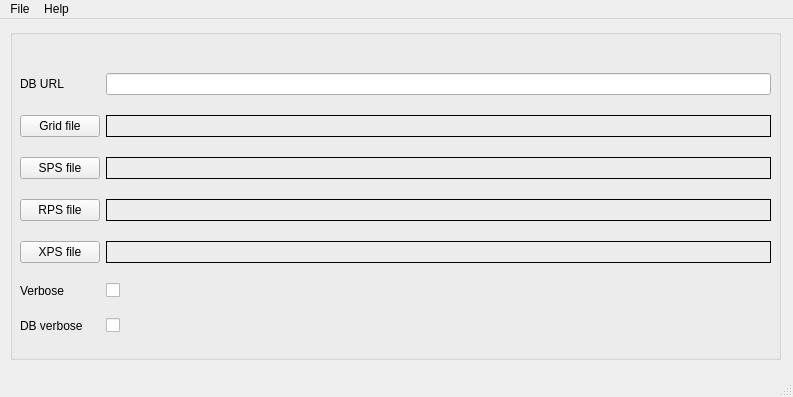
Above: ui/UIMainWindowForm.ui from mysiar/seismic-fold-calculation-ui before the change. Below: the same form after it.
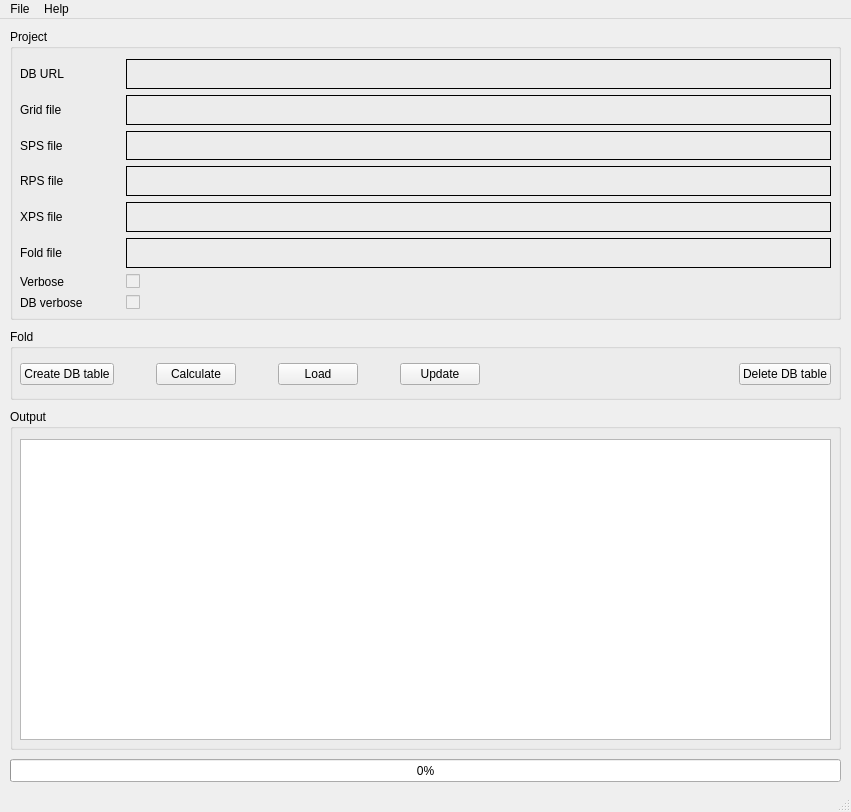
That is the form after the change. Icons and pictures are not drawn.

```diff
--- a/ui/UIMainWindowForm.ui
+++ b/ui/UIMainWindowForm.ui
@@ -6,8 +6,8 @@
    <rect>
     <x>0</x>
     <y>0</y>
-    <width>793</width>
-    <height>397</height>
+    <width>851</width>
+    <height>812</height>
    </rect>
   </property>
   <property name="windowTitle">
@@ -19,38 +19,42 @@
      <rect>
       <x>10</x>
       <y>10</y>
-      <width>771</width>
-      <height>331</height>
+      <width>831</width>
+      <height>291</height>
      </rect>
     </property>
-    <property name="font">
-     <font>
-      <weight>50</weight>
-      <bold>false</bold>
-     </font>
-    </property>
     <property name="title">
-     <string/>
+     <string>Project</string>
     </property>
-    <widget class="QWidget" name="gridLayoutWidget">
+    <widget class="QWidget" name="gridLayoutWidget_2">
      <property name="geometry">
       <rect>
        <x>10</x>
        <y>30</y>
-       <width>751</width>
-       <height>291</height>
+       <width>811</width>
+       <height>251</height>
       </rect>
      </property>
-     <layout class="QGridLayout" name="gridLayout">
-      <item row="0" column="0">
+     <layout class="QGridLayout" name="gridLayout_2">
+      <item row="3" column="2">
+       <widget class="QLabel" name="rps_file">
+        <property name="frameShape">
+         <enum>QFrame::Box</enum>
+        </property>
+        <property name="text">
+         <string/>
+        </property>
+       </widget>
+      </item>
+      <item row="1" column="0">
        <widget class="QLabel" name="label">
         <property name="text">
-         <string>DB URL</string>
+         <string>Grid file</string>
         </property>
        </widget>
       </item>
-      <item row="1" column="3">
-       <widget class="QLabel" name="grid_file">
+      <item row="0" column="2">
+       <widget class="QLabel" name="db_url">
         <property name="frameShape">
          <enum>QFrame::Box</enum>
         </property>
@@ -59,66 +63,75 @@
         </property>
        </widget>
       </item>
-      <item row="3" column="0">
-       <widget class="QPushButton" name="rps_file_btn">
-        <property name="text">
-         <string>RPS file</string>
-        </property>
-       </widget>
-      </item>
-      <item row="0" column="3">
-       <widget class="QLineEdit" name="db_url"/>
-      </item>
-      <item row="5" column="3">
-       <widget class="QCheckBox" name="verbose">
-        <property name="text">
-         <string/>
-        </property>
-       </widget>
-      </item>
-      <item row="6" column="3">
+      <item row="7" column="2">
        <widget class="QCheckBox" name="db_verbose">
+        <property name="enabled">
+         <bool>false</bool>
+        </property>
+        <property name="text">
+         <string/>
+        </property>
+       </widget>
+      </item>
+      <item row="4" column="2">
+       <widget class="QLabel" name="xps_file">
+        <property name="frameShape">
+         <enum>QFrame::Box</enum>
+        </property>
         <property name="text">
          <string/>
         </property>
        </widget>
       </item>
       <item row="4" column="0">
-       <widget class="QPushButton" name="xps_file_btn">
+       <widget class="QLabel" name="label_5">
         <property name="text">
          <string>XPS file</string>
         </property>
        </widget>
       </item>
-      <item row="5" column="0">
-       <widget class="QLabel" name="label_6">
-        <property name="text">
-         <string>Verbose</string>
+      <item row="1" column="2">
+       <widget class="QLabel" name="grid_file">
+        <property name="frameShape">
+         <enum>QFrame::Box</enum>
         </property>
-       </widget>
-      </item>
-      <item row="1" column="0">
-       <widget class="QPushButton" name="grid_file_btn">
         <property name="text">
-         <string>Grid file</string>
+         <string/>
         </property>
        </widget>
       </item>
       <item row="2" column="0">
-       <widget class="QPushButton" name="sps_file_btn">
+       <widget class="QLabel" name="label_3">
         <property name="text">
          <string>SPS file</string>
         </property>
        </widget>
       </item>
+      <item row="6" column="2">
+       <widget class="QCheckBox" name="verbose">
+        <property name="enabled">
+         <bool>false</bool>
+        </property>
+        <property name="text">
+         <string/>
+        </property>
+       </widget>
+      </item>
       <item row="6" column="0">
-       <widget class="QLabel" name="label_7">
+       <widget class="QLabel" name="label_8">
         <property name="text">
-         <string>DB verbose</string>
+         <string>Verbose</string>
         </property>
        </widget>
       </item>
-      <item row="2" column="3">
+      <item row="3" column="0">
+       <widget class="QLabel" name="label_4">
+        <property name="text">
+         <string>RPS file</string>
+        </property>
+       </widget>
+      </item>
+      <item row="2" column="2">
        <widget class="QLabel" name="sps_file">
         <property name="frameShape">
          <enum>QFrame::Box</enum>
@@ -131,18 +144,35 @@
         </property>
        </widget>
       </item>
-      <item row="3" column="3">
-       <widget class="QLabel" name="rps_file">
-        <property name="frameShape">
-         <enum>QFrame::Box</enum>
+      <item row="5" column="0">
+       <widget class="QLabel" name="label_6">
+        <property name="text">
+         <string>Fold file</string>
         </property>
+       </widget>
+      </item>
+      <item row="0" column="0">
+       <widget class="QLabel" name="label_2">
+        <property name="maximumSize">
+         <size>
+          <width>100</width>
+          <height>16777215</height>
+         </size>
+        </property>
         <property name="text">
-         <string/>
+         <string>DB URL</string>
         </property>
        </widget>
       </item>
-      <item row="4" column="3">
-       <widget class="QLabel" name="xps_file">
+      <item row="7" column="0">
+       <widget class="QLabel" name="label_9">
+        <property name="text">
+         <string>DB verbose</string>
+        </property>
+       </widget>
+      </item>
+      <item row="5" column="2">
+       <widget class="QLabel" name="fold_file">
         <property name="frameShape">
          <enum>QFrame::Box</enum>
         </property>
@@ -154,13 +184,244 @@
      </layout>
     </widget>
    </widget>
+   <widget class="QGroupBox" name="groupBox">
+    <property name="geometry">
+     <rect>
+      <x>10</x>
+      <y>310</y>
+      <width>831</width>
+      <height>71</height>
+     </rect>
+    </property>
+    <property name="title">
+     <string>Fold</string>
+    </property>
+    <widget class="QWidget" name="gridLayoutWidget">
+     <property name="geometry">
+      <rect>
+       <x>10</x>
+       <y>30</y>
+       <width>811</width>
+       <height>31</height>
+      </rect>
+     </property>
+     <layout class="QGridLayout" name="gridLayout">
+      <item row="1" column="10">
+       <spacer name="horizontalSpacer_6">
+        <property name="orientation">
+         <enum>Qt::Horizontal</enum>
+        </property>
+        <property name="sizeHint" stdset="0">
+         <size>
+          <width>40</width>
+          <height>20</height>
+         </size>
+        </property>
+       </spacer>
+      </item>
+      <item row="1" column="6">
+       <widget class="QPushButton" name="fold_update_btn">
+        <property name="text">
+         <string>Update</string>
+        </property>
+       </widget>
+      </item>
+      <item row="1" column="0">
+       <widget class="QPushButton" name="db_table_create_btn">
+        <property name="text">
+         <string>Create DB table</string>
+        </property>
+       </widget>
+      </item>
+      <item row="1" column="1">
+       <spacer name="horizontalSpacer">
+        <property name="orientation">
+         <enum>Qt::Horizontal</enum>
+        </property>
+        <property name="sizeHint" stdset="0">
+         <size>
+          <width>40</width>
+          <height>20</height>
+         </size>
+        </property>
+       </spacer>
+      </item>
+      <item row="1" column="13">
+       <spacer name="horizontalSpacer_9">
+        <property name="orientation">
+         <enum>Qt::Horizontal</enum>
+        </property>
+        <property name="sizeHint" stdset="0">
+         <size>
+          <width>40</width>
+          <height>20</height>
+         </size>
+        </property>
+       </spacer>
+      </item>
+      <item row="1" column="3">
+       <spacer name="horizontalSpacer_3">
+        <property name="orientation">
+         <enum>Qt::Horizontal</enum>
+        </property>
+        <property name="sizeHint" stdset="0">
+         <size>
+          <width>40</width>
+          <height>20</height>
+         </size>
+        </property>
+       </spacer>
+      </item>
+      <item row="1" column="9">
+       <spacer name="horizontalSpacer_5">
+        <property name="orientation">
+         <enum>Qt::Horizontal</enum>
+        </property>
+        <property name="sizeHint" stdset="0">
+         <size>
+          <width>40</width>
+          <height>20</height>
+         </size>
+        </property>
+       </spacer>
+      </item>
+      <item row="1" column="11">
+       <spacer name="horizontalSpacer_7">
+        <property name="orientation">
+         <enum>Qt::Horizontal</enum>
+        </property>
+        <property name="sizeHint" stdset="0">
+         <size>
+          <width>40</width>
+          <height>20</height>
+         </size>
+        </property>
+       </spacer>
+      </item>
+      <item row="1" column="2">
+       <widget class="QPushButton" name="fold_calculate_btn">
+        <property name="text">
+         <string>Calculate</string>
+        </property>
+       </widget>
+      </item>
+      <item row="1" column="5">
+       <spacer name="horizontalSpacer_2">
+        <property name="orientation">
+         <enum>Qt::Horizontal</enum>
+        </property>
+        <property name="sizeHint" stdset="0">
+         <size>
+          <width>40</width>
+          <height>20</height>
+         </size>
+        </property>
+       </spacer>
+      </item>
+      <item row="1" column="14">
+       <spacer name="horizontalSpacer_10">
+        <property name="orientation">
+         <enum>Qt::Horizontal</enum>
+        </property>
+        <property name="sizeHint" stdset="0">
+         <size>
+          <width>40</width>
+          <height>20</height>
+         </size>
+        </property>
+       </spacer>
+      </item>
+      <item row="1" column="8">
+       <spacer name="horizontalSpacer_4">
+        <property name="orientation">
+         <enum>Qt::Horizontal</enum>
+        </property>
+        <property name="sizeHint" stdset="0">
+         <size>
+          <width>40</width>
+          <height>20</height>
+         </size>
+        </property>
+       </spacer>
+      </item>
+      <item row="1" column="4">
+       <widget class="QPushButton" name="fold_load_btn">
+        <property name="text">
+         <string>Load</string>
+        </property>
+       </widget>
+      </item>
+      <item row="1" column="12">
+       <spacer name="horizontalSpacer_8">
+        <property name="orientation">
+         <enum>Qt::Horizontal</enum>
+        </property>
+        <property name="sizeHint" stdset="0">
+         <size>
+          <width>40</width>
+          <height>20</height>
+         </size>
+        </property>
+       </spacer>
+      </item>
+      <item row="1" column="15">
+       <widget class="QPushButton" name="db_table_delete_btn">
+        <property name="text">
+         <string>Delete DB table</string>
+        </property>
+       </widget>
+      </item>
+     </layout>
+    </widget>
+   </widget>
+   <widget class="QGroupBox" name="groupBox_2">
+    <property name="geometry">
+     <rect>
+      <x>10</x>
+      <y>390</y>
+      <width>831</width>
+      <height>341</height>
+     </rect>
+    </property>
+    <property name="title">
+     <string>Output</string>
+    </property>
+    <widget class="QWidget" name="gridLayoutWidget_3">
+     <property name="geometry">
+      <rect>
+       <x>10</x>
+       <y>30</y>
+       <width>811</width>
+       <height>301</height>
+      </rect>
+     </property>
+     <layout class="QGridLayout" name="gridLayout_3">
+      <item row="0" column="0">
+       <widget class="QTextBrowser" name="output"/>
+      </item>
+     </layout>
+    </widget>
+   </widget>
+   <widget class="QProgressBar" name="progress_bar">
+    <property name="geometry">
+     <rect>
+      <x>10</x>
+      <y>740</y>
+      <width>831</width>
+      <height>23</height>
+     </rect>
+    </property>
+    <property name="value">
+     <number>0</number>
+    </property>
+   </widget>
   </widget>
   <widget class="QMenuBar" name="menubar">
    <property name="geometry">
     <rect>
      <x>0</x>
      <y>0</y>
-     <width>793</width>
+     <width>851</width>
      <height>22</height>
     </rect>
    </property>
```
Left out of the diff: 17 changed lines with no effect on the pictures.
